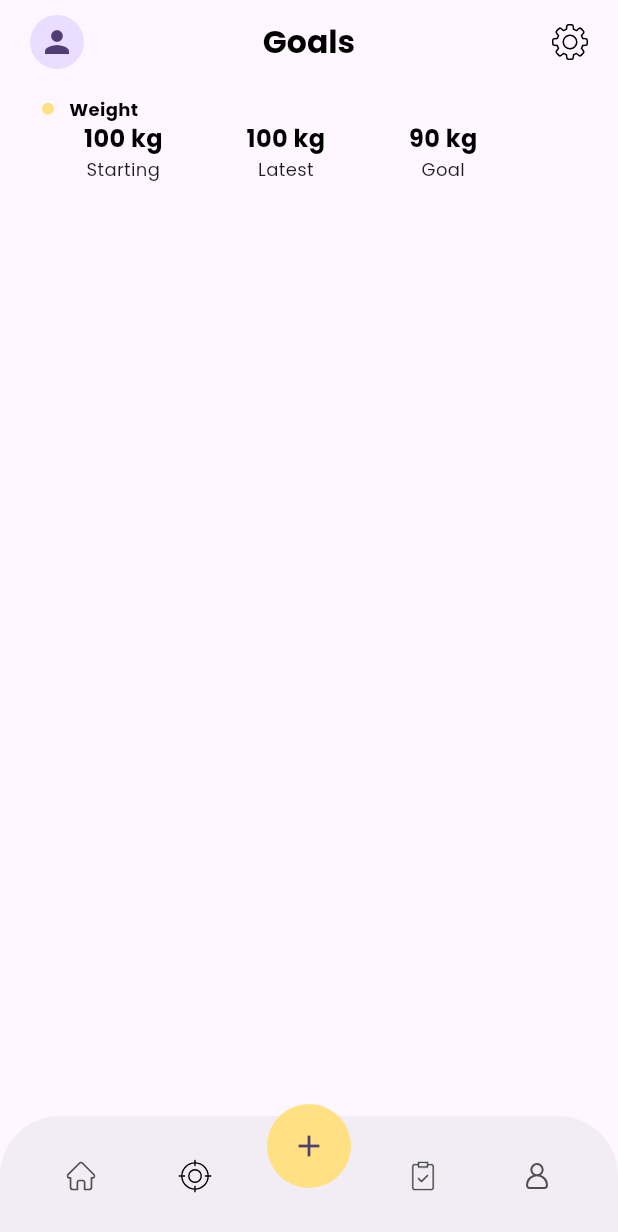
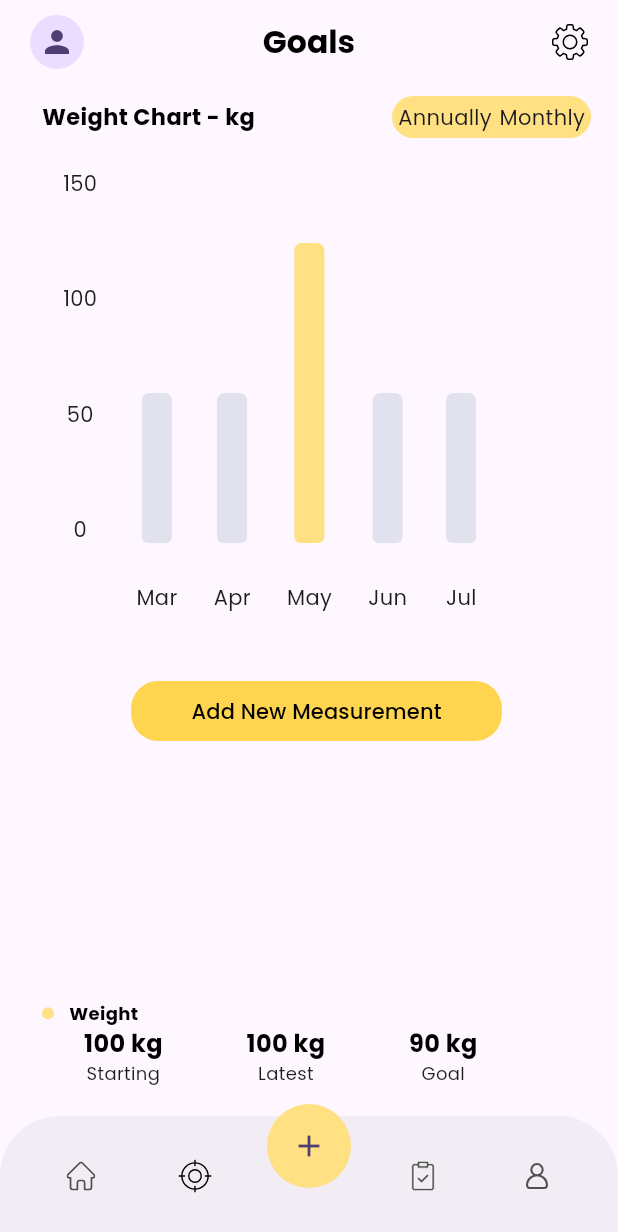
Before and after one commit to Pawan89844/calorie-counter, a Flutter app: the screen it shows after launch, on a phone screen of 412 x 824 dp. Shown: the top 1232 px of the screen. Run offline on Flutter 3.47's test engine with Material 3 defaults, Android fonts, the phone set to English and light mode, and no system bars; our stand-ins replace flutter_svg, get, google_fonts.

Commit message:
CU-860t7wz6u - Add Weight Chart

```diff
--- a/lib/components/AppBottomNavBar.dart
+++ b/lib/components/AppBottomNavBar.dart
@@ -11,26 +11,20 @@ class AppBottomNavBar extends StatefulWidget {
 }
 
 class _AppBottomNavBarState extends State<AppBottomNavBar> {
-  int _currentIndex = 0;
-  PageModel page = PageModel();
+  late Pages page;
 
   @override
   void initState() {
     super.initState();
-  }
-
-  void setIndex(int index) {
-    _currentIndex = index;
-    setState(() {});
+    page = Pages();
   }
 
   @override
   Widget build(BuildContext context) {
     return Scaffold(
-      body: page.appPages[_currentIndex].page,
+      body: page.appPages[page.currentIndex].page,
       bottomNavigationBar: BottomAppBar(
         elevation: 0.0,
-        // color: Colors.blue,
         shape: const AutomaticNotchedShape(RoundedRectangleBorder(
             borderRadius: BorderRadius.only(
                 topLeft: Radius.circular(40.0),
@@ -39,26 +33,15 @@ class _AppBottomNavBarState extends State<AppBottomNavBar> {
           ...page.appPages
               .mapIndexed(
                 (index, e) => Expanded(
-                    child: GestureDetector(
-                        onTap: () => setIndex(index), child: e.icon)),
+                    child: InkWell(
+                        onTap: () {
+                          page.setPage(index);
+                          setState(() {});
+                        },
+                        child: e.icon)),
               )
               .toList()
-        ]
-            // [
-            //   Expanded(
-            //       child: GestureDetector(
-            //           onTap: () {},
-            //           child: SvgPicture.asset('assets/icons/home.svg'))),
-            //   Expanded(
-            //       child: SvgPicture.asset(
-            //     'assets/icons/crosshair.svg',
-            //     color: Colors.black,
-            //   )),
-            //   const Expanded(child: AppText('')),
-            //   Expanded(child: SvgPicture.asset('assets/icons/clipboard.svg')),
-            //   Expanded(child: SvgPicture.asset('assets/icons/avatar.svg'))
-            // ],
-            ),
+        ]),
       ),
       floatingActionButtonLocation: FloatingActionButtonLocation.centerDocked,
       floatingActionButton: Padding(
--- a/lib/main.dart
+++ b/lib/main.dart
@@ -21,7 +21,7 @@ class MyApp extends StatelessWidget {
         useMaterial3: true,
       ),
       debugShowCheckedModeBanner: false,
-      home: const AppBottomNavBar(),
+      home: AppBottomNavBar(),
     );
   }
 }
--- a/lib/view/home/home.dart
+++ b/lib/view/home/home.dart
@@ -1,11 +1,14 @@
+import 'package:caloriescount/view/home/view%20model/chart_data.dart';
+import 'package:caloriescount/widget/AppButton.dart';
 import 'package:caloriescount/widget/AppHeadingText.dart';
 import 'package:caloriescount/widget/AppText.dart';
 import 'package:flutter/material.dart';
 import 'package:flutter_svg/flutter_svg.dart';
 
 class Home extends StatelessWidget {
-  const Home({super.key});
+  Home({super.key});
 
+  final ChartData _data = ChartData();
   @override
   Widget build(BuildContext context) {
     return Scaffold(
@@ -29,6 +32,94 @@ class Home extends StatelessWidget {
         padding: const EdgeInsets.only(left: 28.0, top: 8.0),
         child: Column(
           children: [
+            Padding(
+              padding: const EdgeInsets.only(right: 18.0),
+              child: Column(
+                children: [
+                  Row(
+                    mainAxisAlignment: MainAxisAlignment.spaceBetween,
+                    children: [
+                      const AppHeadingText('Weight Chart - kg', fontSize: 15.0),
+                      Container(
+                        padding: const EdgeInsets.all(4.0),
+                        decoration: BoxDecoration(
+                            color: Colors.amber.shade200,
+                            borderRadius: BorderRadius.circular(16.0)),
+                        child: const Row(children: [
+                          AppText('Annually'),
+                          SizedBox(width: 5.0),
+                          AppText('Monthly'),
+                        ]),
+                      ),
+                    ],
+                  ),
+                  const SizedBox(height: 20.0),
+                  Column(
+                    children: [
+                      Row(
+                        mainAxisAlignment: MainAxisAlignment.start,
+                        crossAxisAlignment: CrossAxisAlignment.end,
+                        children: [
+                          Column(
+                            children: List.generate(
+                                _data.chart.length - 1,
+                                (i) => Container(
+                                      margin: const EdgeInsets.only(
+                                          left: 14.0,
+                                          right: 14.0,
+                                          bottom: 45.0),
+                                      padding:
+                                          const EdgeInsets.only(bottom: 12.0),
+                                      child: AppText(_data.chart[i].ageGroup[i]
+                                          .toString()),
+                                    )).reversed.toList(),
+                          ),
+                          for (int i = 0; i < _data.chart.length; i++)
+                            Column(
+                              children: [
+                                Container(
+                                  height: i == 2 ? 200.0 : 100.0,
+                                  width: 20.0,
+                                  margin: const EdgeInsets.all(14.0),
+                                  decoration: BoxDecoration(
+                                      color: i == 2
+                                          ? Colors.amber.shade200
+                                          : const Color(0xFF7388A9)
+                                              .withOpacity(0.2),
+                                      borderRadius: const BorderRadius.only(
+                                          topLeft: Radius.circular(5.0),
+                                          topRight: Radius.circular(5.0),
+                                          bottomLeft: Radius.circular(4.0),
+                                          bottomRight: Radius.circular(4.0))),
+                                ),
+                                Row(
+                                  mainAxisAlignment: MainAxisAlignment.center,
+                                  children: [
+                                    Container(
+                                      margin: const EdgeInsets.all(12.0),
+                                      child: AppText(_data.chart[i].month[i]),
+                                    )
+                                  ],
+                                )
+                              ],
+                            ),
+                        ],
+                      ),
+                    ],
+                  ),
+                  const SizedBox(height: 30.0),
+                  SizedBox(
+                    width: MediaQuery.of(context).size.width * .6,
+                    child: AppButton(
+                      onPressed: () {},
+                      name: 'Add New Measurement',
+                      borderRadius: 18.0,
+                    ),
+                  )
+                ],
+              ),
+            ),
+            const Spacer(),
             Column(
               children: [
                 Row(
@@ -62,7 +153,8 @@ class Home extends StatelessWidget {
                   ],
                 ),
               ],
-            )
+            ),
+            const SizedBox(height: 20.0),
           ],
         ),
       )),
--- /dev/null
+++ b/lib/view/home/model/chart_mode.dart
@@ -0,0 +1,11 @@
+abstract class Chart {
+  List<ChartModel> chart = <ChartModel>[];
+}
+
+class ChartModel {
+  final int id;
+  final List<int> ageGroup;
+  final List<String> month;
+
+  ChartModel({required this.id, required this.ageGroup, required this.month});
+}
--- /dev/null
+++ b/lib/view/home/view model/app_chart.dart
@@ -0,0 +1,3 @@
+import 'package:get/get.dart';
+
+class AppChar extends GetxController {}
--- /dev/null
+++ b/lib/view/home/view model/chart_data.dart
@@ -0,0 +1,39 @@
+import 'package:caloriescount/view/home/model/chart_mode.dart';
+import 'package:intl/intl.dart';
+
+class ChartData implements Chart {
+  // final int _id = 1;
+  final DateTime _now = DateTime.now();
+  static final List<String> _months = [];
+  static final List<int> _age = [];
+
+  ChartData() {
+    _addMonths();
+    _ageGroup();
+  }
+
+  void _addMonths() {
+    DateFormat formatter = DateFormat('MMMM');
+    List.generate(12, (i) {
+      final nextMonth = _now.add(Duration(days: i * 30));
+      final item = formatter.format(nextMonth).substring(0, 3);
+      if (!_months.contains(item)) {
+        return _months.add(item);
+      }
+    });
+  }
+
+  void _ageGroup() {
+    List.generate(4, (i) {
+      int item = i * 50;
+      if (!_age.contains(item)) {
+        _age.add(item);
+      }
+    });
+    print('Age: $_age');
+  }
+
+  @override
+  List<ChartModel> chart = List<ChartModel>.filled(
+      5, ChartModel(id: 1, ageGroup: _age, month: _months));
+}
--- a/lib/view/pages/model/page_model.dart
+++ b/lib/view/pages/model/page_model.dart
@@ -1,4 +1,4 @@
-// ignore_for_file: unused_field
+// ignore_for_file: unused_field, deprecated_member_use
 
 import 'package:caloriescount/view/home/home.dart';
 import 'package:caloriescount/view/pages/profile.dart';
@@ -10,22 +10,26 @@ import 'package:flutter_svg/flutter_svg.dart';
 
 abstract class AppPages {
   final List<PageModel> _appPages = <PageModel>[];
+  void setPage(int index);
 }
 
-class PageModel implements AppPages {
-  final int? id;
-  final Widget? page;
-  final Widget? icon;
+class PageModel {
+  final int id;
+  final Widget page, icon;
 
-  PageModel({this.id, this.page, this.icon});
+  PageModel({required this.id, required this.page, required this.icon});
+}
 
+class Pages implements AppPages {
+  int _currentIndex = 0;
   List<PageModel> get appPages => _appPages;
+  int get currentIndex => _currentIndex;
 
   @override
   List<PageModel> get _appPages => [
         PageModel(
             id: 0,
-            page: const Home(),
+            page: Home(),
             icon: SvgPicture.asset('assets/icons/home.svg')),
         PageModel(
             id: 1,
@@ -42,4 +46,9 @@ class PageModel implements AppPages {
             page: const UserProfile(),
             icon: SvgPicture.asset('assets/icons/avatar.svg')),
       ];
+
+  @override
+  void setPage(int index) {
+    _currentIndex = index;
+  }
 }
--- a/lib/widget/AppButton.dart
+++ b/lib/widget/AppButton.dart
@@ -6,10 +6,12 @@ import 'package:flutter/material.dart';
 class AppButton extends StatelessWidget {
   final void Function()? onPressed;
   final String name;
+  final double borderRadius;
   const AppButton({
     super.key,
     required this.onPressed,
     required this.name,
+    this.borderRadius = 8.0,
   });
 
   @override
@@ -21,7 +23,7 @@ class AppButton extends StatelessWidget {
         style: ElevatedButton.styleFrom(
             backgroundColor: Colors.amber.shade300,
             shape: RoundedRectangleBorder(
-                borderRadius: BorderRadius.circular(8.0)),
+                borderRadius: BorderRadius.circular(borderRadius)),
             elevation: 0.0),
         child: AppText(name, color: Colors.black),
       ),
--- a/pubspec.yaml
+++ b/pubspec.yaml
@@ -39,6 +39,7 @@ dependencies:
   flutter_svg: ^2.0.10+1
   get: ^4.6.6
   collection: ^1.17.2
+  intl: ^0.19.0
 
 dev_dependencies:
   flutter_test:
```
Also changed, not shown: pubspec.lock.
